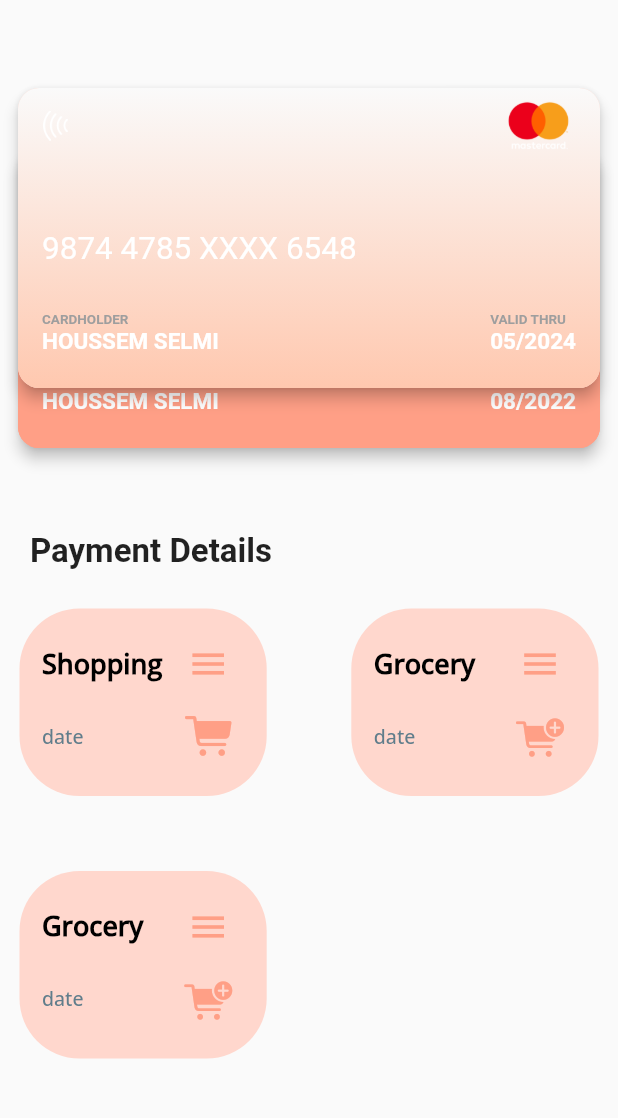
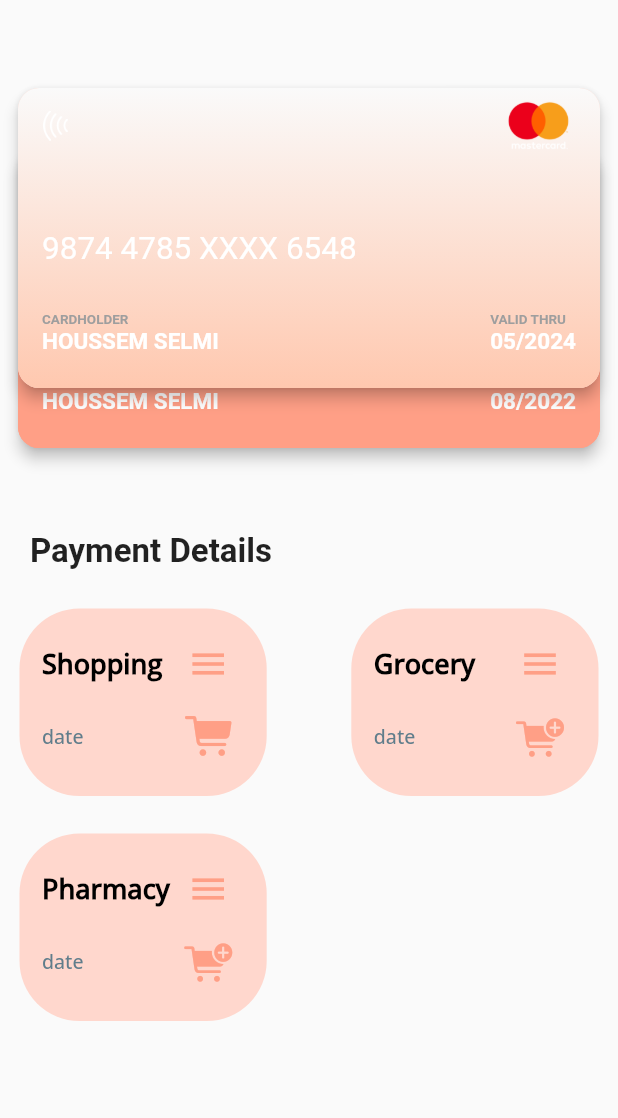
Before and after one commit to Akib7/finance-mobile-app, a Flutter app: the TopTabBar screen opened directly, on a phone screen of 412 x 824 dp, the part 92-1210 px from its top. Run offline on Flutter 3.47's test engine with Material 2 defaults, Android fonts, the phone set to English and light mode, and no system bars; drawn by our look-alikes of buttons_tabbar; our stand-ins replace cloud_firestore, firebase_auth, firebase_core, get, image_picker, persistent_bottom_nav_bar; accounts and stored records are empty; network calls fail; Roboto replaces fonts that are missing (CourrierPrime).

Commit message:
working on the payment details page containers

```diff
--- a/lib/widgets/credit_card_page.dart
+++ b/lib/widgets/credit_card_page.dart
@@ -51,6 +51,9 @@ class CreditCardsPage extends StatelessWidget {
                   ),
                 ),
               ),
+              const SizedBox(
+                height: 25,
+              ),
               Row(
                 mainAxisAlignment: MainAxisAlignment.spaceBetween,
                 children: [
@@ -66,8 +69,11 @@ class CreditCardsPage extends StatelessWidget {
                   ),
                 ],
               ),
+              const SizedBox(
+                height: 25,
+              ),
               SmallContainers(
-                text: 'Grocery',
+                text: 'Pharmacy',
                 ontap: () {},
                 icon: CupertinoIcons.cart_fill_badge_plus,
               ),
--- a/lib/widgets/small_containers.dart
+++ b/lib/widgets/small_containers.dart
@@ -17,7 +17,7 @@ class SmallContainers extends StatelessWidget {
     return GestureDetector(
       onTap: ontap,
       child: Padding(
-        padding: const EdgeInsets.symmetric(vertical: 25, horizontal: 5),
+        padding: const EdgeInsets.symmetric(horizontal: 5),
         child: Stack(
           children: [
             Container(
```
